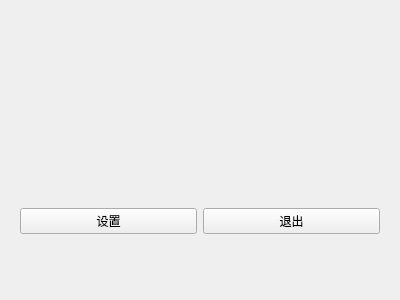
Before: the Qt Designer form sudoku/sudokumainwgt.ui in littleHorse12138/lyhAssistant, drawn with Qt 5.
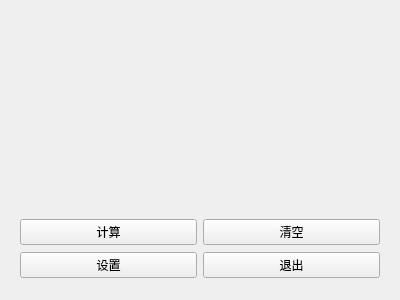
After: the same form once the commit is applied.

```diff
--- a/sudoku/sudokumainwgt.ui
+++ b/sudoku/sudokumainwgt.ui
@@ -19,21 +19,41 @@
    </item>
    <item>
     <widget class="QWidget" name="widget" native="true">
+     <property name="maximumSize">
+      <size>
+       <width>16777215</width>
+       <height>80</height>
+      </size>
+     </property>
      <layout class="QGridLayout" name="gridLayout">
-      <item row="0" column="0">
+      <item row="1" column="0">
        <widget class="QPushButton" name="pushButton_2">
         <property name="text">
          <string>设置</string>
         </property>
        </widget>
       </item>
-      <item row="0" column="1">
+      <item row="1" column="1">
        <widget class="QPushButton" name="pushButton">
         <property name="text">
          <string>退出</string>
         </property>
        </widget>
       </item>
+      <item row="0" column="0">
+       <widget class="QPushButton" name="m_pBtnCal">
+        <property name="text">
+         <string>计算</string>
+        </property>
+       </widget>
+      </item>
+      <item row="0" column="1">
+       <widget class="QPushButton" name="pushButton_4">
+        <property name="text">
+         <string>清空</string>
+        </property>
+       </widget>
+      </item>
      </layout>
     </widget>
    </item>
```
Left out of the diff: 15 changed lines with no effect on the pictures.
